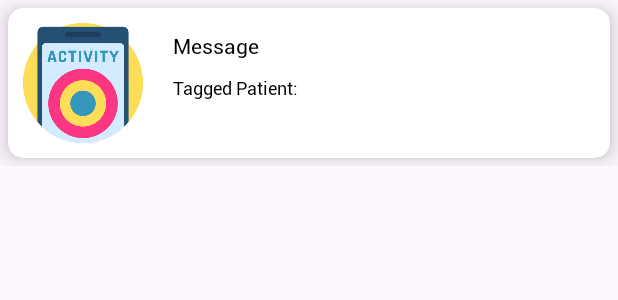
After one commit to MakMoinee/ElderWatch, an Android app: the layout item_activity_history.xml on its own in the app's theme, with its tools: preview values and no code run, on a phone screen of 412 x 824 dp. The commit adds this screen. Shown: the top 300 px of the screen. Run offline under Robolectric (Android 15) with nearby library versions, the phone set to English and light mode, and no system bars.

Commit message:
update code

```diff
--- /dev/null
+++ b/app/src/main/java/com/elderwatch/client/interfaces/ActivityHistoryListener.java
@@ -0,0 +1,6 @@
+package com.elderwatch.client.interfaces;
+
+import com.github.MakMoinee.library.interfaces.DefaultEventListener;
+
+public interface ActivityHistoryListener extends DefaultEventListener {
+}
--- /dev/null
+++ b/app/src/main/res/layout/item_activity_history.xml
@@ -0,0 +1,70 @@
+<?xml version="1.0" encoding="utf-8"?>
+<androidx.coordinatorlayout.widget.CoordinatorLayout xmlns:android="http://schemas.android.com/apk/res/android"
+    xmlns:app="http://schemas.android.com/apk/res-auto"
+    android:layout_width="match_parent"
+    android:layout_height="wrap_content">
+
+    <androidx.cardview.widget.CardView
+        android:layout_width="match_parent"
+        android:layout_height="wrap_content"
+        android:layout_margin="5dp"
+        app:cardCornerRadius="10dp"
+        app:cardElevation="10dp">
+
+
+        <RelativeLayout
+            android:layout_width="match_parent"
+            android:layout_height="wrap_content"
+            android:background="?android:attr/selectableItemBackground"
+            android:padding="10dp">
+
+            <ImageView
+                android:id="@+id/imgActivity"
+                android:layout_width="80dp"
+                android:layout_height="80dp"
+                android:scaleType="centerCrop"
+                android:src="@drawable/activity" />
+
+            <TextView
+                android:id="@+id/txtMessage"
+                android:layout_width="wrap_content"
+                android:layout_height="wrap_content"
+                android:layout_marginLeft="20dp"
+                android:layout_marginTop="5dp"
+                android:layout_toRightOf="@+id/imgActivity"
+                android:fontFamily="@font/roboto_regular"
+                android:text="Message"
+                android:textColor="@android:color/black"
+                android:textSize="14sp" />
+
+            <TextView
+                android:id="@+id/lblTaggedPatient"
+                android:layout_width="wrap_content"
+                android:layout_height="wrap_content"
+                android:layout_below="@+id/txtMessage"
+                android:layout_alignStart="@id/txtMessage"
+                android:layout_marginTop="10dp"
+                android:layout_toRightOf="@id/imgActivity"
+                android:fontFamily="@font/roboto_regular"
+                android:text="Tagged Patient:"
+                android:textColor="@android:color/black"
+                android:textSize="12sp" />
+
+            <TextView
+                android:id="@+id/txtPatientName"
+                android:layout_width="wrap_content"
+                android:layout_height="wrap_content"
+                android:layout_below="@+id/lblTaggedPatient"
+                android:layout_alignStart="@+id/lblTaggedPatient"
+                android:layout_marginTop="5dp"
+                android:layout_toRightOf="@+id/imgActivity"
+                android:fontFamily="@font/roboto_regular"
+                android:textColor="@android:color/black"
+                android:textSize="12sp" />
+
+
+        </RelativeLayout>
+
+    </androidx.cardview.widget.CardView>
+
+</androidx.coordinatorlayout.widget.CoordinatorLayout>
```
Also changed, not shown: app/src/main/java/com/elderwatch/client/adapters/ActivityHistoryAdapter.java (+21 -2 lines), app/src/main/java/com/elderwatch/client/ui/activity/ActivityFragment.java (+118 -2 lines), app/src/main/res/drawable/activity.png (added).
